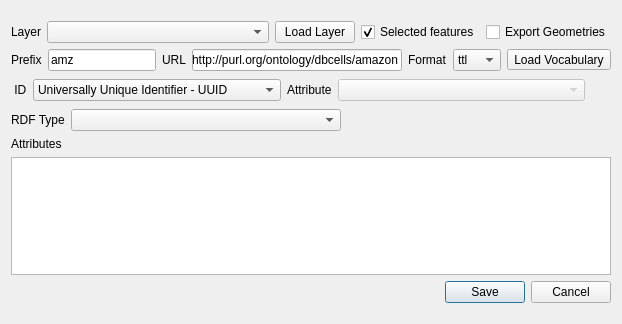
This is Layer2Triple_dialog_base.ui in LambdaGeo/qgisparql-layer2triple as Qt 5 draws it before an edit. The edited form follows.
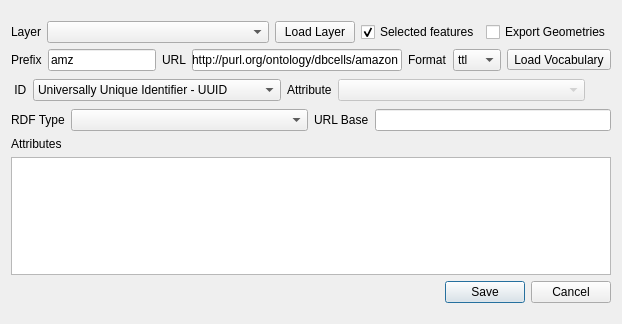
This is the edited form.

Diff of the .ui file:
```diff
--- a/Layer2Triple_dialog_base.ui
+++ b/Layer2Triple_dialog_base.ui
@@ -300,20 +300,14 @@
           </widget>
          </item>
          <item>
-          <spacer name="horizontalSpacer_2">
-           <property name="orientation">
-            <enum>Qt::Horizontal</enum>
+          <widget class="QLabel" name="label_6">
+           <property name="text">
+            <string>URL Base</string>
            </property>
-           <property name="sizeType">
-            <enum>QSizePolicy::Expanding</enum>
-           </property>
-           <property name="sizeHint" stdset="0">
-            <size>
-             <width>40</width>
-             <height>20</height>
-            </size>
-           </property>
-          </spacer>
+          </widget>
+         </item>
+         <item>
+          <widget class="QLineEdit" name="lineEdit"/>
          </item>
         </layout>
        </item>
```
